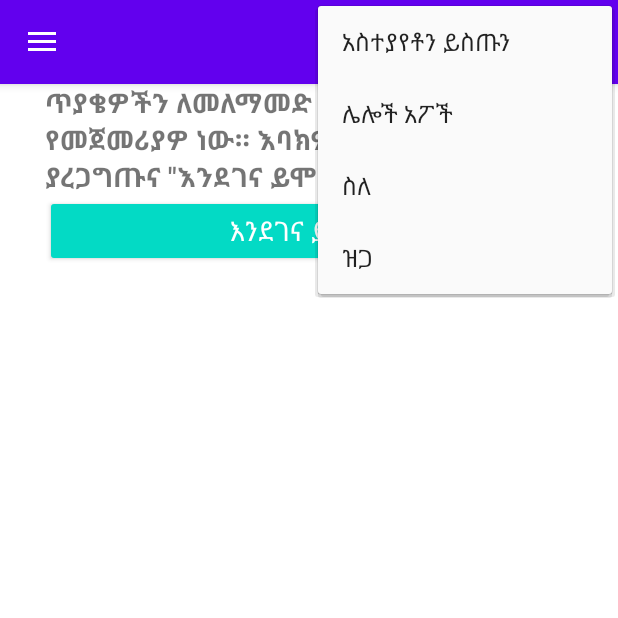
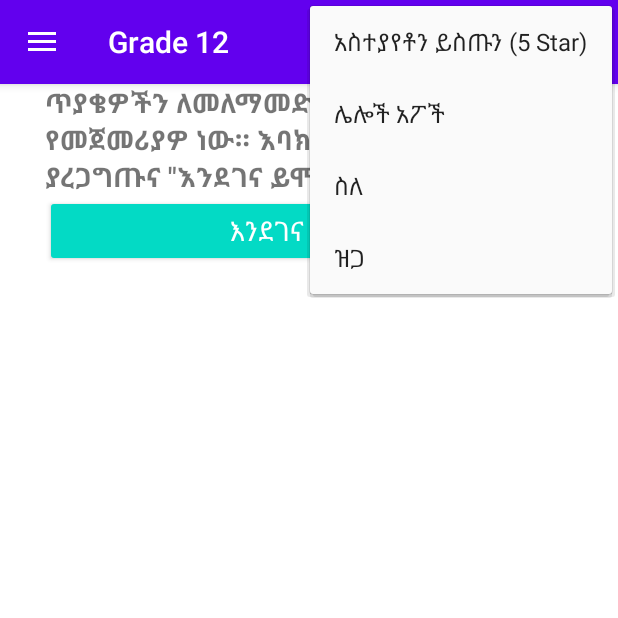
Before and after one commit to EsubalewAmenu/Android_Text_Books, an Android app: the fragment QuestionsFragment placed in its activity, with the options menu open, on a phone screen of 412 x 824 dp, the top half of it. Run offline under Robolectric (Android 15) with nearby library versions, the phone set to English and light mode, and no system bars; our stand-ins replace AdMob, Volley; network calls fail; 6 statements that could not run were skipped.

Commit message:
order by & last opened grade

```diff
--- a/app/src/main/java/com/herma/apps/textbooks/ChaptersActivity.java
+++ b/app/src/main/java/com/herma/apps/textbooks/ChaptersActivity.java
@@ -176,7 +176,7 @@ public void setFromShort(String shortArrayList) throws JSONException {
 }
     public void setData(String subj, String p){
         open(getApplicationContext(),"read", "books.hrm");
-        final Cursor subjectsCursor = db.getSelect("*", "chapters", "subject_id='" + subj + "'");
+        final Cursor subjectsCursor = db.getSelect("*", "chapters", "subject_id='" + subj + "' ORDER BY chaptername ASC");
         if (subjectsCursor.moveToFirst()) {
             do {
                 arrayList.add(new Item("", subjectsCursor.getString(2) , subjectsCursor.getString(3), p, R.drawable.icon, "#000000"));
--- a/app/src/main/java/com/herma/apps/textbooks/MainActivity.java
+++ b/app/src/main/java/com/herma/apps/textbooks/MainActivity.java
@@ -64,7 +64,7 @@ public class MainActivity extends AppCompatActivity
 //    NavigationView.OnNavigationItemSelectedListener item_click_listener;
 //    ActionBarDrawerToggle mDrawerToggle;
 //    ArrayList<String> menuItemsArray;
-    int choosedGrade = 1, closeCounter = 1;
+    String choosedGrade = "1"; int closeCounter = 1;
 
     FragmentManager mFragmentManager;
     FragmentTransaction mFragmentTransaction;
@@ -79,6 +79,8 @@ public class MainActivity extends AppCompatActivity
     private AdView mAdView;
 
     QuestionsFragment questionsFragment;
+
+    SharedPreferences pre;
 
     @Override
     protected void onCreate(Bundle savedInstanceState) {
@@ -102,30 +104,18 @@ public class MainActivity extends AppCompatActivity
 //        try { grades = getGradesFromDB(MainActivity.this);} catch (Exception e) { e.printStackTrace(); }
 
 
-        if (getIntent().getExtras() != null) {
-//            spin.setSelection(getIntent().getIntExtra("choosedGrade", 0)-1);
-            p = getIntent().getStringExtra("choosedP");
-            choosedGrade = getIntent().getIntExtra("choosedGrade", 1);
-            choosedGradeT = getIntent().getStringExtra("choosedGradeT");
-        }
+//        if (getIntent().getExtras() != null) {
+////            spin.setSelection(getIntent().getIntExtra("choosedGrade", 0)-1);
+//            p = getIntent().getStringExtra("choosedP");
+//            choosedGrade = getIntent().getIntExtra("choosedGrade", 1);
+//            choosedGradeT = getIntent().getStringExtra("choosedGradeT");
+//        }
+
+        pre = PreferenceManager.getDefaultSharedPreferences(getApplicationContext());
+        choosedGrade = pre.getString("choosedGrade", "1");
+        choosedGradeT = pre.getString("choosedGradeT", "");
 
         changeFragment(choosedGrade+"", choosedGradeT);
-
-
-//        menuItemsArray = new ArrayList<String>();
-
-//        try {
-//            gradeMap = getSubjectsFromDB(MainActivity.this, selectedGrade);
-//
-//            for (Map.Entry<String, String> entry : gradeMap.entrySet()) {
-//                menuItemsArray.add(entry.getKey());
-//            }
-//
-//        } catch (Exception e) {e.printStackTrace();}
-//        setMenuItems(menuItemsArray);
-
-
-        /////////////
 
         MobileAds.initialize(this, new OnInitializationCompleteListener() {
             @Override
@@ -232,7 +222,7 @@ public class MainActivity extends AppCompatActivity
 
         ArrayList arrayList = new ArrayList<>();
 
-        final Cursor subjectsCursor = db.getSelect("*", "books", "grade='" + gradeCursor.getString(2) + "' and gtype='" + gradeCursor.getString(3) + "'");
+        final Cursor subjectsCursor = db.getSelect("*", "books", "grade='" + gradeCursor.getString(2) + "' and gtype='" + gradeCursor.getString(3) + "' ORDER BY name ASC");
         if (subjectsCursor.moveToFirst()) {
             do {
                 arrayList.add(new Item("", subjectsCursor.getString(2), subjectsCursor.getString(0), subjectsCursor.getString(6), 0, "#09A9FF"));
@@ -455,6 +445,10 @@ public class MainActivity extends AppCompatActivity
             mFragmentTransaction.replace(R.id.containerView, questionsFragment).commit();
             setTitle("Worksheet");
 
+
+//            pre.edit().putString("choosedGrade", "17" ).apply();
+//            pre.edit().putString("choosedGradeT", "Worksheet").apply();
+
         }else if (id == R.id.nav_share) {
                 Intent intent4 = new Intent("android.intent.action.SEND");
                 intent4.setType("text/plain");
@@ -504,12 +498,8 @@ public class MainActivity extends AppCompatActivity
         mFragmentTransaction.replace(R.id.containerView,bookFragment).commit();
         setTitle(title);
 
-//        System.out.println("shared graded is " + grade);
-//        SharedPreferences sharedPref = MainActivity.this.getSharedPreferences(getPackageName(), Context.MODE_PRIVATE);
-//        SharedPreferences.Editor editor = sharedPref.edit();
-//        editor.putString("choosedGrade", grade);
-//        editor.putString("choosedGradeT", title);
-//        editor.apply();
+        pre.edit().putString("choosedGrade", grade ).apply();
+        pre.edit().putString("choosedGradeT", title).apply();
 
     }
 
--- a/app/src/main/res/values/strings.xml
+++ b/app/src/main/res/values/strings.xml
@@ -1,6 +1,6 @@
 <resources>
 
-    <!--    <string name="adQuestionsInt">ca-app-pub-3940256099942544/1033173712</string>-->
+<!--        <string name="adQuestionsInt">ca-app-pub-3940256099942544/1033173712</string>-->
 <!--    <string name="adReaderInt">ca-app-pub-3940256099942544/1033173712</string>-->
 <!--    <string name="adHome">ca-app-pub-3940256099942544/6300978111</string>-->
 <!--    <string name="adChapter">ca-app-pub-3940256099942544/6300978111</string>-->
@@ -43,7 +43,7 @@
     <string name="app_description">ይህ አፕሊኬሽን ከ 1-12ተኛ ክፍል ያሉ የመማሪያ መፃሕፍትን አካቶ የያዘ ነው። ለተማሪዎች እና ለመምህራን በጣም ጠቃሚ እንደሆነ ይታመናል። በነፃ መጠቀምም ሆነ ማውረድ/Download ማድረግ ይቻላል! ይህ አፕ የወረቀቱን መፅሐፎች መስልካችን ላይ በቀላሉ እንድንገለገልበት ተደርጎ የተሰራ ስለሆነ በየትኛውም ቦታ እና ጊዜ መጠቀም የሚያስችል ነው።</string>
     <string name="about">ስለ</string>
     <string name="menu_share">Tell a friend (Link)</string>
-    <string name="action_rate">አስተያየቶን ይስጡን</string>
+    <string name="action_rate">አስተያየቶን ይስጡን (5 Star)</string>
     <string name="action_store">ሌሎች አፖች</string>
     <string name="exit">ዝጋ</string>
     <string name="pls_wait">እባክዎን ትንሽ ይጠብቁ...\n\nTelegram:-@ethio_textbooks</string>
@@ -74,7 +74,7 @@
     <string name="yes">Yes</string>
     <string name="menu_questions">Worksheet</string>
 
-    <string name="questions_intro">እባክዎን የመልመጃ ጥያቄዎቹ አሟልተን አስክናጠናቅቅ ያሉትን አየተጠቀሙ በትዕግስት ይጠብቁን።\n\nTelegram @ethio_textbooks 0923481783</string>
+    <string name="questions_intro">እባክዎን የመልመጃ ጥያቄዎቹን አሟልተን አስክናጠናቅቅ ያሉትን አየተጠቀሙ በትዕግስት ይጠብቁን።\n\nTelegram @ethio_textbooks 0923481783</string>
     <string name="start_questionnaire">መልመጃውን ጀምር</string>
     <string name="show_result">ውጤቴን አሳየኝ</string>
     <string name="about_short">*Free* apps from DataScience P.L.C.\nEmail: apps@datascienceplc.com</string>
@@ -90,7 +90,7 @@
     <string name="thanks_for_activated">እናመሰግናለን! እባክዎን አፕልኬሽኑን ዘግተው ይክፈቱት።</string>
     <string name="wrong_code">የተሳሳተ ወይም ጊዜው ያለፈበት ኮድ ተጠቅመዋል።</string>
     <string name="check_your_internet">እባክዎን ኢንተርኔት መኖሩን ያረጋግጡ ወይም ትንሽ ቆይተው ይሞክሩ።</string>
-    <string name="premium_intro">በልዩ ተጠቃሚነት ከተመዘገቡ የጎግል ማስታወቂያ አይመጣቦትም። ለበለጠ መረጃ እዚህ ይጫኑ</string>
+    <string name="premium_intro">በልዩ ተጠቃሚነት ከተመዘገቡ የጎግል ማስታወቂያ አይመጣቦትም። ለበለጠ መረጃ እዚህ ይጫኑ።\n\nTelegram @ethio_textbooks 0923481783</string>
     <string name="try_again">እንደገና ይሞክሩ</string>
     <string name="loading">በመክፈት ላይ...</string>
     <string name="your_name">የእርስዎ ስም</string>
```
Also changed, not shown: app/src/main/java/com/herma/apps/textbooks/SplashActivity.java (+7 -7 lines).
